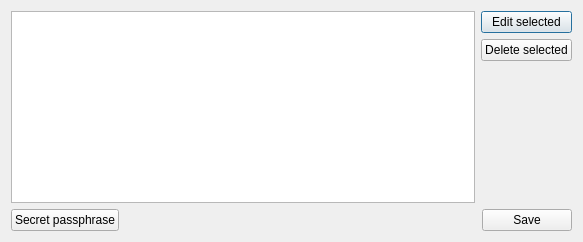
Old version of the form QScreenshot/PasswordsManagerDialog.ui in the repository dbautsch/QScreenshot.
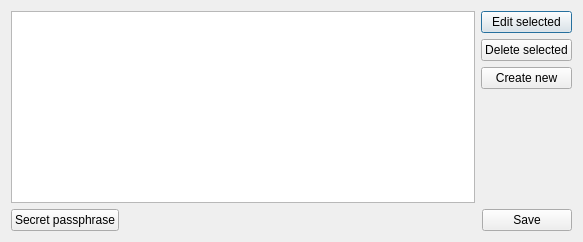
New version of the form.

Commit message: RegisterAccountDataDialog skeleton. Use of PasswordsShelter - in progress.

Patch:
```diff
--- a/QScreenshot/PasswordsManagerDialog.ui
+++ b/QScreenshot/PasswordsManagerDialog.ui
@@ -47,6 +47,13 @@
          </property>
         </widget>
        </item>
+       <item>
+        <widget class="QPushButton" name="pushButton_5">
+         <property name="text">
+          <string>Create new</string>
+         </property>
+        </widget>
+       </item>
        <item>
         <spacer name="verticalSpacer">
          <property name="orientation">
```
The commit also changes 18 other files.
